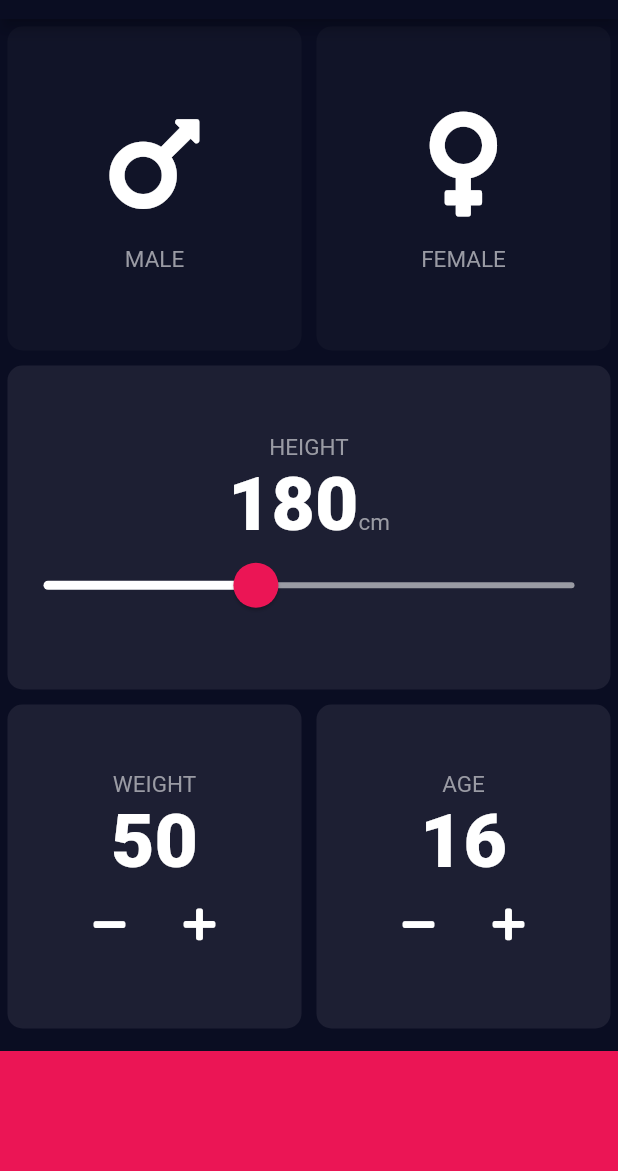
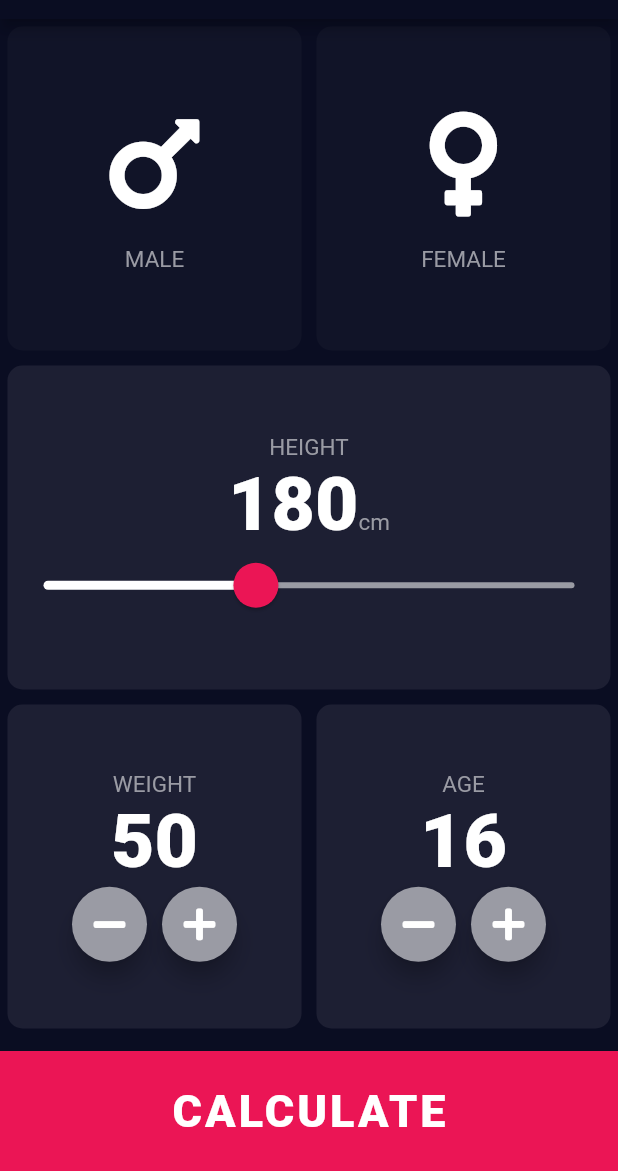
Before and after one commit to dev-nomi/BmiCalculator, a Flutter app: the screen it shows after launch, on a phone screen of 412 x 824 dp, the part 65-1236 px from its top. Run offline on Flutter 3.47's test engine with Material 2 defaults, Android fonts, the phone set to English and light mode, and no system bars; our stand-ins replace font_awesome_flutter.

```diff
--- a/lib/InputPage.dart
+++ b/lib/InputPage.dart
@@ -5,6 +5,7 @@ import 'ReusableCard.dart';
 import 'ReusableIcon.dart';
 import 'Constants.dart';
 import 'RoundIconButton.dart';
+import 'ResultPage.dart';
 
 class InputPage extends StatefulWidget {
   @override
@@ -15,7 +16,7 @@ class _InputPageState extends State<InputPage> {
   Gender selectedGender;
   int height = 180;
   int weight = 50;
-  int age=16;
+  int age = 16;
 
   @override
   Widget build(BuildContext context) {
@@ -143,7 +144,7 @@ class _InputPageState extends State<InputPage> {
                                 icon: FontAwesomeIcons.minus,
                                 onPress: () {
                                   setState(() {
-                                    if(weight>0){
+                                    if (weight > 0) {
                                       weight--;
                                     }
                                   });
@@ -187,7 +188,7 @@ class _InputPageState extends State<InputPage> {
                                 icon: FontAwesomeIcons.minus,
                                 onPress: () {
                                   setState(() {
-                                    if(age>0){
+                                    if (age > 0) {
                                       age--;
                                     }
                                   });
@@ -213,11 +214,31 @@ class _InputPageState extends State<InputPage> {
                 ],
               ),
             ),
-            Container(
-              width: double.infinity,
-              height: kBottomContainerHeight,
-              margin: EdgeInsets.only(top: 10.0),
-              color: kBottomCardColor,
+            GestureDetector(
+              onTap: () {
+                Navigator.push(
+                  context,
+                  MaterialPageRoute(
+                    builder: (context) => ResultPage(),
+                  ),
+                );
+              },
+              child: Container(
+                child: Center(
+                  child: Text(
+                    'CALCULATE',
+                    style: TextStyle(
+                      letterSpacing: 2,
+                      fontSize: 30.0,
+                      fontWeight: FontWeight.w900,
+                    ),
+                  ),
+                ),
+                width: double.infinity,
+                height: kBottomContainerHeight,
+                margin: EdgeInsets.only(top: 10.0),
+                color: kBottomCardColor,
+              ),
             ),
           ],
         ),
--- a/lib/RoundIconButton.dart
+++ b/lib/RoundIconButton.dart
@@ -1,4 +1,5 @@
 import 'package:flutter/material.dart';
+import 'Constants.dart';
 class RoundIconButton extends StatelessWidget {
   final IconData icon;
   final Function onPress;
```
Also changed, not shown: lib/ResultPage.dart (added, +13 -0 lines).
